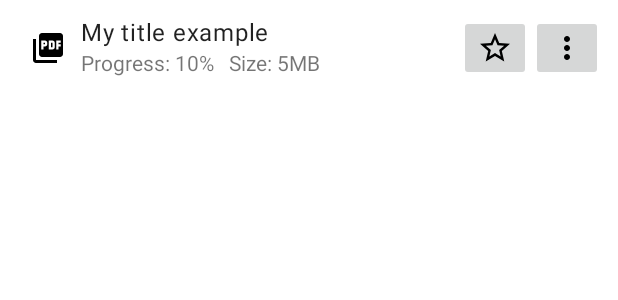
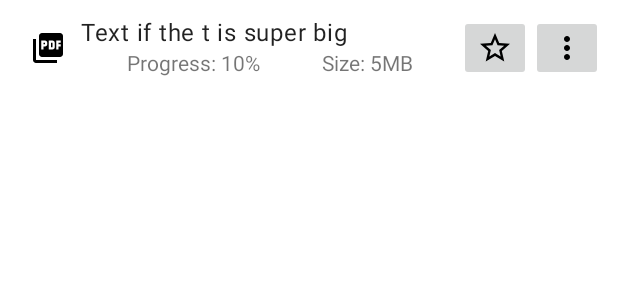
Before and after one commit to Sory-Noroc/LibroRead, an Android app: the layout book_list_item.xml on its own in the app's theme, with its tools: preview values and no code run, on a phone screen of 412 x 824 dp. Shown: the top 300 px of the screen. Run offline under Robolectric (Android 15) with nearby library versions, the phone set to English and light mode, and no system bars.

Commit message:
Improved layout: Book title/size/progress

```diff
--- a/app/src/main/java/com/sorykhan/libroread/AllBooksFragment.kt
+++ b/app/src/main/java/com/sorykhan/libroread/AllBooksFragment.kt
@@ -51,8 +51,9 @@ class AllBooksFragment : Fragment() {
         recyclerView.layoutManager = LinearLayoutManager(requireContext())
         Log.i(TAG, "Linked layout to recyclerView")
 
-        val bookAdapter = BookAdapter(viewModel) {
-            TODO("When item clicked, go to activity of reading this book")
+        val bookAdapter = BookAdapter(viewModel, requireContext()) {
+            Log.i(TAG, "Book item clicked")
+            // TODO("When item clicked, go to activity of reading this book")
         }
         recyclerView.adapter = bookAdapter
         Log.i(TAG, "Linked adapter to it's recyclerView")
--- a/app/src/main/res/layout/book_list_item.xml
+++ b/app/src/main/res/layout/book_list_item.xml
@@ -1,11 +1,11 @@
 <?xml version="1.0" encoding="utf-8"?>
-<layout>
-    <androidx.constraintlayout.widget.ConstraintLayout xmlns:android="http://schemas.android.com/apk/res/android"
+<layout xmlns:tools="http://schemas.android.com/tools"
+    xmlns:android="http://schemas.android.com/apk/res/android"
+    xmlns:app="http://schemas.android.com/apk/res-auto">
+    <androidx.constraintlayout.widget.ConstraintLayout
         android:layout_width="match_parent"
         android:layout_height="wrap_content"
-        android:padding="10dp"
-        xmlns:app="http://schemas.android.com/apk/res-auto"
-        xmlns:tools="http://schemas.android.com/tools">
+        android:padding="10dp">
 
         <ImageView
             android:id="@+id/book_image"
@@ -19,28 +19,35 @@
             android:contentDescription="@string/cover_of_the_book"/>
 
         <TextView
+            android:id="@+id/book_title"
             style="?attr/textAppearanceBody1"
-            android:id="@+id/book_title"
-            android:layout_width="wrap_content"
+            android:layout_width="match_parent"
             android:layout_height="wrap_content"
+            android:singleLine="true"
+            app:layout_constrainedWidth="true"
+            app:layout_constraintEnd_toStartOf="@+id/favorite_button"
+            app:layout_constraintStart_toEndOf="@+id/book_image"
             app:layout_constraintTop_toTopOf="parent"
-            app:layout_constraintLeft_toRightOf="@id/book_image"
-            tools:text="My title example"/>
+            tools:text="Text if the t is super big" />
 
         <TextView
             android:id="@+id/book_size"
             android:layout_width="wrap_content"
             android:layout_height="wrap_content"
             android:paddingLeft="10dp"
+            android:text="@string/size_s"
+            app:layout_constraintRight_toLeftOf="@+id/favorite_button"
+            app:layout_constraintLeft_toRightOf="@id/progress_view"
             app:layout_constraintTop_toBottomOf="@id/book_title"
-            app:layout_constraintLeft_toRightOf="@id/progress_view"
-            tools:text="Size: 5MB"/>
+            tools:text="Size: 5MB" />
 
         <TextView
             android:id="@+id/progress_view"
             android:layout_width="wrap_content"
             android:layout_height="wrap_content"
+            android:text="@string/progress_s"
             app:layout_constraintLeft_toRightOf="@id/book_image"
+            app:layout_constraintRight_toLeftOf="@id/book_size"
             app:layout_constraintTop_toBottomOf="@id/book_title"
             tools:text="Progress: 10%"/>
 
--- a/app/src/main/res/values/strings.xml
+++ b/app/src/main/res/values/strings.xml
@@ -12,4 +12,6 @@
     <string name="menu_started_books">Started Books</string>
     <string name="cover_of_the_book">The cover of the book</string>
     <string name="heart_icon">Heart Icon</string>
+    <string name="progress_s" formatted="true">Progress: %1$s</string>
+    <string name="size_s" formatted="true">Size: %1$s</string>
 </resources>
```
Also changed, not shown: app/src/main/java/com/sorykhan/libroread/adapter/BookAdapter.kt (+6 -9 lines), app/src/main/java/com/sorykhan/libroread/viewmodels/AllBooksViewModel.kt (+1 -13 lines).
